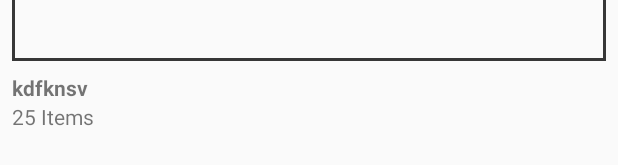
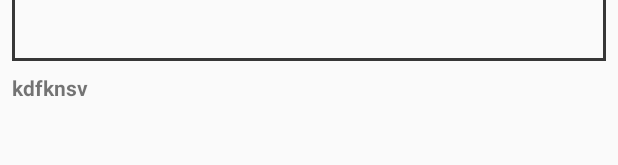
Before and after one commit to esmagoksal/PhotoAlbumApp, an Android app: the layout item_album_list.xml on its own in the app's theme, with its tools: preview values and no code run, on a phone screen of 412 x 824 dp. Shown: the part 176-341 px from the top of the screen. Run offline under Robolectric (Android 15) with nearby library versions, the phone set to English and light mode, and no system bars.

Commit message:
Remove photoCount text and fix sending request every time issue

```diff
--- a/app/src/main/java/com/goksale/mediamonks/albumList/AlbumListAdapter.java
+++ b/app/src/main/java/com/goksale/mediamonks/albumList/AlbumListAdapter.java
@@ -14,7 +14,6 @@ import android.view.ViewGroup;
 
 import com.goksale.mediamonks.model.AlbumUIModel;
 import com.goksale.mediamonks.model.PhotoUIModel;
-import com.goksale.mediamonks.util.ListUtil;
 
 import java.util.ArrayList;
 
@@ -36,9 +35,7 @@ public class AlbumListAdapter extends RecyclerView.Adapter<AlbumListViewHolder>
 
     @Override
     public void onBindViewHolder(AlbumListViewHolder holder, int position) {
-        final AlbumUIModel albumUIModel = albumUIModelList.get(position);
-        final ArrayList<PhotoUIModel> photosOfAlbum = ListUtil.getPhotosOfAlbum(photoUIModelList, albumUIModel.getId());
-        holder.onBindViewHolder(albumUIModel, photosOfAlbum.get(0), photosOfAlbum.size());
+        holder.onBindViewHolder(albumUIModelList.get(position), photoUIModelList.get(position));
     }
 
     @Override
@@ -48,7 +45,6 @@ public class AlbumListAdapter extends RecyclerView.Adapter<AlbumListViewHolder>
 
     public void updateAlbums(ArrayList<AlbumUIModel> albumUIModelList, ArrayList<PhotoUIModel> photoUIModelList) {
         this.albumUIModelList = albumUIModelList;
-        //FIXME:update this
         this.photoUIModelList = photoUIModelList;
         notifyDataSetChanged();
     }
--- a/app/src/main/java/com/goksale/mediamonks/albumList/AlbumListFragment.java
+++ b/app/src/main/java/com/goksale/mediamonks/albumList/AlbumListFragment.java
@@ -51,7 +51,9 @@ public class AlbumListFragment extends BaseFragment implements AlbumView, AlbumC
         final RecyclerView.LayoutManager layoutManager = new GridLayoutManager(getContext(), 2);
         recyclerViewMovieList.setLayoutManager(layoutManager);
         recyclerViewMovieList.setAdapter(albumListAdapter);
-        albumListPresenter.getAlbumList(getContext());
+        if (albumUIModelList == null || albumUIModelList.isEmpty()) {
+            albumListPresenter.getAlbumList(getContext());
+        }
 
     }
 
--- a/app/src/main/java/com/goksale/mediamonks/albumList/AlbumListViewHolder.java
+++ b/app/src/main/java/com/goksale/mediamonks/albumList/AlbumListViewHolder.java
@@ -32,9 +32,6 @@ public class AlbumListViewHolder extends RecyclerView.ViewHolder implements View
     @BindView(R.id.item_album_title)
     TextView textViewAlbumTitle;
 
-    @BindView(R.id.item_album_count)
-    TextView textViewAlbumPhotoCount;
-
     private AlbumClickListener albumClickListener;
     private AlbumUIModel albumUIModel;
 
@@ -44,10 +41,9 @@ public class AlbumListViewHolder extends RecyclerView.ViewHolder implements View
         this.albumClickListener = albumClickListener;
     }
 
-    public void onBindViewHolder(AlbumUIModel albumUIModel, PhotoUIModel coverPhotoUIModel, int size) {
+    public void onBindViewHolder(AlbumUIModel albumUIModel, PhotoUIModel coverPhotoUIModel) {
         this.albumUIModel = albumUIModel;
         textViewAlbumTitle.setText(albumUIModel.getTitle());
-        textViewAlbumPhotoCount.setText(size + " Items");
 
         Picasso.with(itemView.getContext())
                 .load(coverPhotoUIModel.getThumbnailUrl())
--- a/app/src/main/res/layout/item_album_list.xml
+++ b/app/src/main/res/layout/item_album_list.xml
@@ -38,12 +38,4 @@
             tools:text="kdfknsv"
             android:paddingTop="@dimen/padding_default"/>
 
-        <TextView
-            android:id="@+id/item_album_count"
-            android:layout_width="match_parent"
-            android:layout_height="wrap_content"
-            android:ellipsize="end"
-            android:maxLines="1"
-            android:text="25 Items"/>
-
     </LinearLayout>
```
Also changed, not shown: app/src/main/java/com/goksale/mediamonks/photoList/PhotoListFragment.java (+5 -3 lines).
